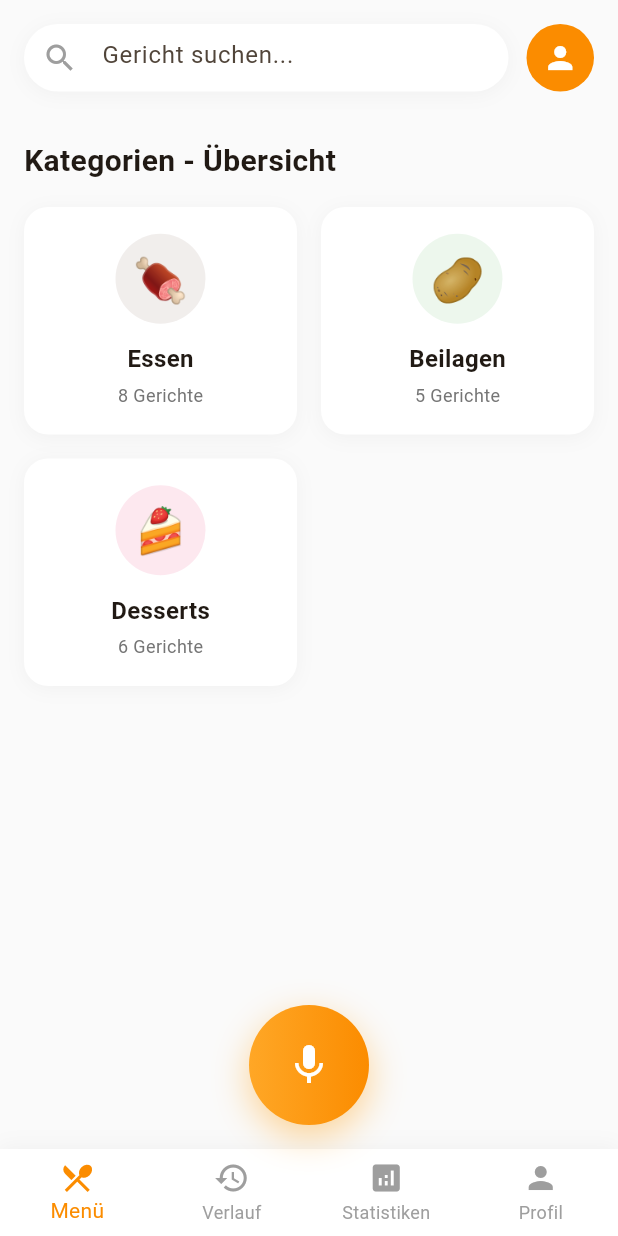
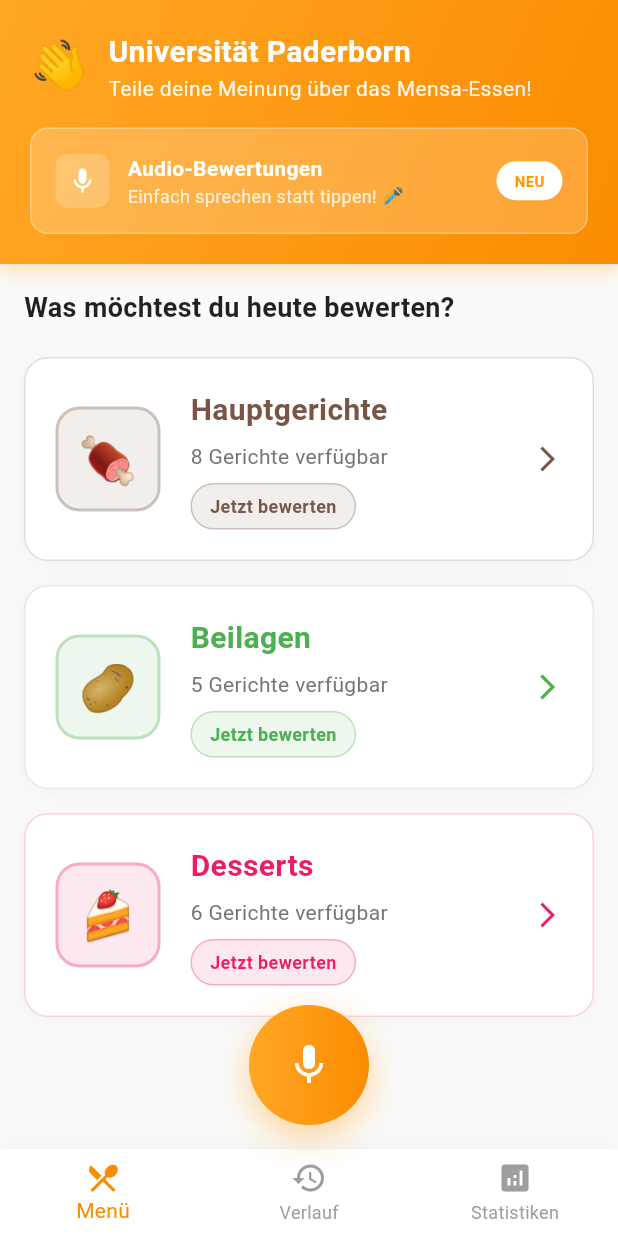
Before and after one commit to alienD69/InnovativeIdeas2, a Flutter app: the screen it shows after launch, on a phone screen of 412 x 824 dp. Run offline on Flutter 3.47's test engine with Material 3 defaults, Android fonts, the phone set to English and light mode, and no system bars; missing offline and left inert: dart:js.

Commit message:
Update main.dart
Design + Profil raus

```diff
--- a/frontend/lib/main.dart
+++ b/frontend/lib/main.dart
@@ -1,5 +1,4 @@
 import 'package:flutter/material.dart';
-import 'dart:html' as html;
 import 'dart:js' as js;
 
 void main() {
@@ -163,7 +162,7 @@
   };
 
   // Liste für echte Bewertungen (wird erweitert wenn User bewertet)
-  List<FeedbackHistory> _userFeedback = [];
+  final List<FeedbackHistory> _userFeedback = [];
 
   void _onItemTapped(int index) {
     setState(() {
@@ -187,14 +186,8 @@
   @override
   void initState() {
     super.initState();
-    html.window.addEventListener('transcriptionResult', (event) {
-      final customEvent = event as html.CustomEvent;
-      final transcript = customEvent.detail;
-
-      ScaffoldMessenger.of(context).showSnackBar(
-        SnackBar(content: Text('Audio erkannt: "$transcript"')),
-      );
-    });
+    // Event Listener für Audio-Transkription kann hier hinzugefügt werden
+    // wenn das HTML-Element verfügbar ist
   }
 
   void _toggleRecording() {
@@ -230,8 +223,6 @@
         return _buildHistoryPage();
       case 2:
         return _buildStatisticsPage();
-      case 3:
-        return _buildProfilePage();
       default:
         return _buildMenuPage();
     }
@@ -253,7 +244,7 @@
 
   Widget _buildCategoryGrid() {
     final categories = [
-      {'name': 'Essen', 'emoji': '🍖', 'color': Colors.brown, 'count': _menuByCategory['Essen']!.length},
+      {'name': 'Hauptgerichte', 'emoji': '🍖', 'color': Colors.brown, 'count': _menuByCategory['Essen']!.length},
       {'name': 'Beilagen', 'emoji': '🥔', 'color': Colors.green, 'count': _menuByCategory['Beilagen']!.length},
       {'name': 'Desserts', 'emoji': '🍰', 'color': Colors.pink, 'count': _menuByCategory['Desserts']!.length},
     ];
@@ -264,24 +255,22 @@
         crossAxisAlignment: CrossAxisAlignment.start,
         children: [
           const Text(
-            'Kategorien - Übersicht',
+            'Was möchtest du heute bewerten?',
             style: TextStyle(
-              fontSize: 20,
+              fontSize: 18,
               fontWeight: FontWeight.bold,
+              color: Colors.black87,
             ),
           ),
-          const SizedBox(height: 16),
+          const SizedBox(height: 20),
           Expanded(
-            child: GridView.builder(
-              gridDelegate: const SliverGridDelegateWithFixedCrossAxisCount(
-                crossAxisCount: 2,
-                childAspectRatio: 1.2,
-                crossAxisSpacing: 16,
-                mainAxisSpacing: 16,
-              ),
+            child: ListView.builder(
               itemCount: categories.length,
               itemBuilder: (context, index) {
-                return _buildCategoryCard(categories[index]);
+                return Padding(
+                  padding: const EdgeInsets.only(bottom: 16),
+                  child: _buildVerticalCategoryCard(categories[index]),
+                );
               },
             ),
           ),
@@ -290,10 +279,14 @@
     );
   }
 
-  Widget _buildCategoryCard(Map<String, dynamic> category) {
+  Widget _buildVerticalCategoryCard(Map<String, dynamic> category) {
+    final categoryKey = category['name'] == 'Hauptgerichte' ? 'Essen' : category['name'];
+
     return GestureDetector(
-      onTap: () => _selectCategory(category['name']),
+      onTap: () => _selectCategory(categoryKey),
       child: Container(
+        width: double.infinity,
+        padding: const EdgeInsets.all(20),
         decoration: BoxDecoration(
           color: Colors.white,
           borderRadius: BorderRadius.circular(16),
@@ -304,39 +297,79 @@
               offset: const Offset(0, 2),
             ),
           ],
+          border: Border.all(
+            color: (category['color'] as Color).withAlpha((0.2 * 255).round()),
+            width: 1,
           ),
-        child: Column(
-          mainAxisAlignment: MainAxisAlignment.center,
+        ),
+        child: Row(
           children: [
             Container(
-              width: 60,
-              height: 60,
+              width: 70,
+              height: 70,
               decoration: BoxDecoration(
-                color: (category['color'] as Color).withOpacity(0.1),
-                borderRadius: BorderRadius.circular(30),
+                color: (category['color'] as Color).withAlpha((0.1 * 255).round()),
+                borderRadius: BorderRadius.circular(16),
+                border: Border.all(
+                  color: (category['color'] as Color).withAlpha((0.3 * 255).round()),
+                  width: 2,
+                ),
               ),
               child: Center(
                 child: Text(
                   category['emoji'],
-                  style: const TextStyle(fontSize: 30),
+                  style: const TextStyle(fontSize: 32),
                 ),
               ),
             ),
-            const SizedBox(height: 12),
+            const SizedBox(width: 20),
+            Expanded(
+              child: Column(
+                crossAxisAlignment: CrossAxisAlignment.start,
+                children: [
                   Text(
                     category['name'],
-              style: const TextStyle(
-                fontSize: 16,
+                    style: TextStyle(
+                      fontSize: 20,
                       fontWeight: FontWeight.bold,
+                      color: (category['color'] as Color),
                     ),
                   ),
-            const SizedBox(height: 4),
+                  const SizedBox(height: 6),
                   Text(
-              '${category['count']} Gerichte',
+                    '${category['count']} Gerichte verfügbar',
+                    style: TextStyle(
+                      fontSize: 14,
+                      color: Colors.grey[600],
+                    ),
+                  ),
+                  const SizedBox(height: 8),
+                  Container(
+                    padding: const EdgeInsets.symmetric(horizontal: 12, vertical: 6),
+                    decoration: BoxDecoration(
+                      color: (category['color'] as Color).withAlpha((0.1 * 255).round()),
+                      borderRadius: BorderRadius.circular(20),
+                      border: Border.all(
+                        color: (category['color'] as Color).withAlpha((0.3 * 255).round()),
+                        width: 1,
+                      ),
+                    ),
+                    child: Text(
+                      'Jetzt bewerten',
                       style: TextStyle(
                         fontSize: 12,
-                color: Colors.grey[600],
+                        fontWeight: FontWeight.w600,
+                        color: (category['color'] as Color),
                       ),
+                    ),
+                  ),
+                ],
+              ),
+            ),
+            Icon(
+              Icons.arrow_forward_ios,
+              color: (category['color'] as Color),
+              size: 20,
             ),
           ],
         ),
@@ -368,17 +401,26 @@
               ),
             ],
           ),
+          const SizedBox(height: 8),
+          Text(
+            '${foods.length} Gerichte verfügbar',
+            style: TextStyle(
+              fontSize: 14,
+              color: Colors.grey[600],
+            ),
+          ),
           const SizedBox(height: 16),
           Expanded(
             child: GridView.builder(
               gridDelegate: const SliverGridDelegateWithFixedCrossAxisCount(
-                crossAxisCount: 1,
-                childAspectRatio: 3.5,
+                crossAxisCount: 2,
+                childAspectRatio: 0.85,
+                crossAxisSpacing: 12,
                 mainAxisSpacing: 12,
               ),
               itemCount: foods.length,
               itemBuilder: (context, index) {
-                return _buildFoodCard(foods[index]);
+                return _buildFoodTile(foods[index]);
               },
             ),
           ),
@@ -387,62 +429,107 @@
     );
   }
 
-  Widget _buildFoodCard(MensaFood food) {
+  Widget _buildFoodTile(MensaFood food) {
     return GestureDetector(
       onTap: () => _showFoodDetail(food),
       child: Container(
-        padding: const EdgeInsets.all(16),
         decoration: BoxDecoration(
           color: Colors.white,
-          borderRadius: BorderRadius.circular(12),
+          borderRadius: BorderRadius.circular(16),
           boxShadow: [
             BoxShadow(
-              color: Colors.grey.withOpacity(0.1),
+              color: Colors.grey.withAlpha((0.1 * 255).round()),
               blurRadius: 8,
               offset: const Offset(0, 2),
             ),
           ],
         ),
-        child: Row(
-          children: [
-            Text(food.emoji, style: const TextStyle(fontSize: 40)),
-            const SizedBox(width: 16),
-            Expanded(
+        child: Padding(
+          padding: const EdgeInsets.all(16),
           child: Column(
-                crossAxisAlignment: CrossAxisAlignment.start,
             mainAxisAlignment: MainAxisAlignment.center,
             children: [
+              // Emoji als großes Icon
+              Container(
+                width: 60,
+                height: 60,
+                decoration: BoxDecoration(
+                  color: _getCategoryColorForFood(food.category).withAlpha((0.1 * 255).round()),
+                  borderRadius: BorderRadius.circular(30),
+                ),
+                child: Center(
+                  child: Text(
+                    food.emoji,
+                    style: const TextStyle(fontSize: 32),
+                  ),
+                ),
+              ),
+              const SizedBox(height: 12),
+              // Gericht Name
               Text(
                 food.name,
                 style: const TextStyle(
-                      fontSize: 16,
+                  fontSize: 14,
                   fontWeight: FontWeight.bold,
                 ),
+                textAlign: TextAlign.center,
                 maxLines: 2,
                 overflow: TextOverflow.ellipsis,
               ),
-                  const SizedBox(height: 4),
+              const SizedBox(height: 6),
+              // Beschreibung
               Text(
                 food.description,
                 style: TextStyle(
-                      fontSize: 12,
+                  fontSize: 11,
                   color: Colors.grey[600],
                 ),
-                    maxLines: 1,
+                textAlign: TextAlign.center,
+                maxLines: 2,
                 overflow: TextOverflow.ellipsis,
+              ),
+              const SizedBox(height: 12),
+              // Bewerten Button
+              Container(
+                width: double.infinity,
+                padding: const EdgeInsets.symmetric(vertical: 8),
+                decoration: BoxDecoration(
+                  color: _getCategoryColorForFood(food.category).withAlpha((0.1 * 255).round()),
+                  borderRadius: BorderRadius.circular(20),
+                  border: Border.all(
+                    color: _getCategoryColorForFood(food.category).withAlpha((0.3 * 255).round()),
+                    width: 1,
+                  ),
+                ),
+                child: Text(
+                  'Bewerten',
+                  style: TextStyle(
+                    fontSize: 12,
+                    fontWeight: FontWeight.w600,
+                    color: _getCategoryColorForFood(food.category),
+                  ),
+                  textAlign: TextAlign.center,
+                ),
               ),
             ],
           ),
         ),
-            const Icon(
-              Icons.arrow_forward_ios,
-              color: Colors.grey,
-              size: 16,
-            ),
-          ],
-        ),
       ),
     );
+  }
+
+  // Hilfsfunktion um die richtige Farbe für jede Kategorie zu bekommen
+  Color _getCategoryColorForFood(String category) {
+    switch (category) {
+      case 'Essen':
+        return Colors.brown;
+      case 'Beilagen':
+        return Colors.green;
+      case 'Desserts':
+        return Colors.pink;
+      default:
+        return Colors.grey;
+    }
   }
 
   // VERLAUF SEITE - zeigt echte Bewertungen
@@ -523,29 +610,6 @@
                 _buildCategoryStats(),
                 const SizedBox(height: 20),
                 _buildTopRatedFoods(),
-              ],
-            ),
-          ),
-        ),
-      ],
-    );
-  }
-
-  // PROFIL SEITE
-  Widget _buildProfilePage() {
-    return Column(
-      children: [
-        _buildPageHeader('Mein Profil', Icons.person),
-        Expanded(
-          child: Padding(
-            padding: const EdgeInsets.all(16.0),
-            child: Column(
-              children: [
-                _buildProfileCard(),
-                const SizedBox(height: 20),
-                _buildAchievements(),
-                const SizedBox(height: 20),
-                _buildSettings(),
               ],
             ),
           ),
@@ -797,8 +861,13 @@
 
   double _getCategoryPercentage(String category) {
     if (_userFeedback.isEmpty) return 0.0;
+
+    // Mapping für die Anzeigenamen
+    String categoryKey = category;
+    if (category == 'Hauptgerichte') categoryKey = 'Essen';
+
     int categoryCount = _userFeedback.where((feedback) =>
-      _menuByCategory[category]!.any((food) => food.name == feedback.food)
+      _menuByCategory[categoryKey]!.any((food) => food.name == feedback.food)
     ).length;
     return categoryCount / _userFeedback.length;
   }
@@ -810,7 +879,10 @@
         children: [
           SizedBox(
             width: 80,
-            child: Text(category, style: const TextStyle(fontSize: 12)),
+            child: Text(
+              category == 'Essen' ? 'Hauptgerichte' : category,
+              style: const TextStyle(fontSize: 12)
+            ),
           ),
           Expanded(
             child: Container(
@@ -901,206 +973,124 @@
     );
   }
 
-  Widget _buildProfileCard() {
+  Widget _buildHeader() {
     return Container(
-      padding: const EdgeInsets.all(20),
+      padding: const EdgeInsets.all(20.0),
       decoration: BoxDecoration(
-        color: Colors.white,
-        borderRadius: BorderRadius.circular(16),
+        gradient: LinearGradient(
+          begin: Alignment.topLeft,
+          end: Alignment.bottomRight,
+          colors: [
+            Colors.orange.shade400,
+            Colors.orange.shade600,
+          ],
+        ),
         boxShadow: [
           BoxShadow(
-            color: Colors.grey.withOpacity(0.1),
-            blurRadius: 8,
-            offset: const Offset(0, 2),
-          ),
-        ],
-      ),
-      child: Row(
-        children: [
-          CircleAvatar(
-            radius: 40,
-            backgroundColor: Colors.orange.shade100,
-            child: Text(
-              'HH',
-              style: TextStyle(
-                fontSize: 24,
-                fontWeight: FontWeight.bold,
-                color: Colors.orange.shade600,
-              ),
-            ),
-          ),
-          const SizedBox(width: 20),
-          Expanded(
-            child: Column(
-              crossAxisAlignment: CrossAxisAlignment.start,
-              children: [
-                const Text(
-                  'Henry Huynh',
-                  style: TextStyle(fontSize: 20, fontWeight: FontWeight.bold),
-                ),
-                const Text(
-                  'Student | Informatik',
-                  style: TextStyle(color: Colors.grey, fontSize: 14),
-                ),
-                const SizedBox(height: 8),
-                Text(
-                  'Mitglied seit ${DateTime.now().year}',
-                  style: const TextStyle(color: Colors.grey, fontSize: 12),
-                ),
-              ],
-            ),
-          ),
-          IconButton(
-            onPressed: () {},
-            icon: const Icon(Icons.edit),
-          ),
-        ],
-      ),
-    );
-  }
-
-  Widget _buildAchievements() {
-    return Container(
-      padding: const EdgeInsets.all(16),
-      decoration: BoxDecoration(
-        color: Colors.white,
-        borderRadius: BorderRadius.circular(12),
-        boxShadow: [
-          BoxShadow(
-            color: Colors.grey.withOpacity(0.1),
-            blurRadius: 8,
-            offset: const Offset(0, 2),
+            color: Colors.orange.withAlpha((0.3 * 255).round()),
+            blurRadius: 10,
+            offset: const Offset(0, 4),
           ),
         ],
       ),
       child: Column(
         crossAxisAlignment: CrossAxisAlignment.start,
         children: [
+          Row(
+            children: [
               const Text(
-            'Errungenschaften',
-            style: TextStyle(fontSize: 16, fontWeight: FontWeight.bold),
+                '👋',
+                style: TextStyle(fontSize: 32),
               ),
-          const SizedBox(height: 16),
-          Row(
-            mainAxisAlignment: MainAxisAlignment.spaceAround,
+              const SizedBox(width: 12),
+              Expanded(
+                child: Column(
+                  crossAxisAlignment: CrossAxisAlignment.start,
                   children: [
-              _buildAchievement('🏆', 'Erste Bewertung'),
-              _buildAchievement('🔥', '7 Tage Streak'),
-              _buildAchievement('⭐', '100 Bewertungen'),
-              _buildAchievement('🎤', 'Audio-Experte'),
-            ],
+                    const Text(
+                      'Universität Paderborn',
+                      style: TextStyle(
+                        color: Colors.white,
+                        fontSize: 20,
+                        fontWeight: FontWeight.bold,
+                      ),
+                    ),
+                    Text(
+                      'Teile deine Meinung über das Mensa-Essen!',
+                      style: TextStyle(
+                        color: Colors.white.withAlpha((0.9 * 255).round()),
+                        fontSize: 14,
+                      ),
                     ),
                   ],
                 ),
-    );
-  }
-
-  Widget _buildAchievement(String emoji, String title) {
-    return Column(
-      children: [
-        Container(
-          width: 50,
-          height: 50,
-          decoration: BoxDecoration(
-            color: Colors.orange.shade50,
-            borderRadius: BorderRadius.circular(25),
-          ),
-          child: Center(
-            child: Text(emoji, style: const TextStyle(fontSize: 24)),
-          ),
-        ),
-        const SizedBox(height: 8),
-        Text(
-          title,
-          style: const TextStyle(fontSize: 10),
-          textAlign: TextAlign.center,
-        ),
-      ],
-    );
-  }
-
-  Widget _buildSettings() {
-    return Container(
-      padding: const EdgeInsets.all(16),
-      decoration: BoxDecoration(
-        color: Colors.white,
-        borderRadius: BorderRadius.circular(12),
-        boxShadow: [
-          BoxShadow(
-            color: Colors.grey.withOpacity(0.1),
-            blurRadius: 8,
-            offset: const Offset(0, 2),
               ),
             ],
           ),
-      child: Column(
-        children: [
-          _buildSettingItem(Icons.notifications, 'Benachrichtigungen', true),
-          _buildSettingItem(Icons.dark_mode, 'Dark Mode', false),
-          _buildSettingItem(Icons.language, 'Sprache', false),
-          _buildSettingItem(Icons.help, 'Hilfe & Support', false),
-          _buildSettingItem(Icons.logout, 'Abmelden', false),
-        ],
+          const SizedBox(height: 16),
+          Container(
+            padding: const EdgeInsets.all(16),
+            decoration: BoxDecoration(
+              color: Colors.white.withAlpha((0.2 * 255).round()),
+              borderRadius: BorderRadius.circular(12),
+              border: Border.all(
+                color: Colors.white.withAlpha((0.3 * 255).round()),
+                width: 1,
               ),
-    );
-  }
-
-  Widget _buildSettingItem(IconData icon, String title, bool hasSwitch) {
-    return ListTile(
-      leading: Icon(icon, color: Colors.orange.shade600),
-      title: Text(title),
-      trailing: hasSwitch
-        ? Switch(
-            value: true,
-            onChanged: (value) {},
-            activeColor: Colors.orange,
-          )
-        : const Icon(Icons.arrow_forward_ios, size: 16),
-      onTap: () {},
-    );
-  }
-
-  Widget _buildHeader() {
-    return Container(
-      padding: const EdgeInsets.all(16.0),
+            ),
             child: Row(
               children: [
+                Container(
+                  padding: const EdgeInsets.all(8),
+                  decoration: BoxDecoration(
+                    color: Colors.white.withAlpha((0.2 * 255).round()),
+                    borderRadius: BorderRadius.circular(8),
+                  ),
+                  child: const Icon(
+                    Icons.mic,
+                    color: Colors.white,
+                    size: 20,
+                  ),
+                ),
+                const SizedBox(width: 12),
                 Expanded(
-            child: Container(
-              height: 45,
-              decoration: BoxDecoration(
+                  child: Column(
+                    crossAxisAlignment: CrossAxisAlignment.start,
+                    children: [
+                      const Text(
+                        'Audio-Bewertungen',
+                        style: TextStyle(
                           color: Colors.white,
-                borderRadius: BorderRadius.circular(25),
-                boxShadow: [
-                  BoxShadow(
-                    color: Colors.grey.withOpacity(0.1),
-                    blurRadius: 10,
-                    offset: const Offset(0, 2),
+                          fontSize: 14,
+                          fontWeight: FontWeight.w600,
+                        ),
+                      ),
+                      Text(
+                        'Einfach sprechen statt tippen! 🎤',
+                        style: TextStyle(
+                          color: Colors.white.withAlpha((0.8 * 255).round()),
+                          fontSize: 12,
+                        ),
                       ),
                     ],
                   ),
-              child: const TextField(
-                decoration: InputDecoration(
-                  hintText: 'Gericht suchen...',
-                  prefixIcon: Icon(Icons.search, color: Colors.grey),
-                  border: InputBorder.none,
-                  contentPadding: EdgeInsets.symmetric(horizontal: 20, vertical: 12),
+                ),
+                Container(
+                  padding: const EdgeInsets.symmetric(horizontal: 12, vertical: 6),
+                  decoration: BoxDecoration(
+                    color: Colors.white,
+                    borderRadius: BorderRadius.circular(20),
+                  ),
+                  child: Text(
+                    'NEU',
+                    style: TextStyle(
+                      color: Colors.orange,
+                      fontSize: 10,
+                      fontWeight: FontWeight.bold,
                     ),
                   ),
                 ),
-          ),
-          const SizedBox(width: 12),
-          Container(
-            width: 45,
-            height: 45,
-            decoration: BoxDecoration(
-              color: Colors.orange.shade600,
-              borderRadius: BorderRadius.circular(22.5),
-            ),
-            child: const Icon(
-              Icons.person,
-              color: Colors.white,
-              size: 24,
+              ],
             ),
           ),
         ],
@@ -1121,7 +1111,7 @@
         ),
         boxShadow: [
           BoxShadow(
-            color: (_isRecording ? Colors.red : Colors.orange).withOpacity(0.4),
+            color: (_isRecording ? Colors.red : Colors.orange).withAlpha((0.4 * 255).round()),
             blurRadius: 20,
             offset: const Offset(0, 8),
           ),
@@ -1148,7 +1138,7 @@
         color: Colors.white,
         boxShadow: [
           BoxShadow(
-            color: Colors.grey.withOpacity(0.1),
+            color: Colors.grey.withAlpha((0.1 * 255).round()),
             blurRadius: 10,
             offset: const Offset(0, -2),
           ),
@@ -1174,10 +1164,6 @@
           BottomNavigationBarItem(
             icon: Icon(Icons.analytics),
             label: 'Statistiken',
-          ),
-          BottomNavigationBarItem(
-            icon: Icon(Icons.person),
-            label: 'Profil',
           ),
         ],
       ),
```
Lines whose indentation alone changed are shown as unchanged.
